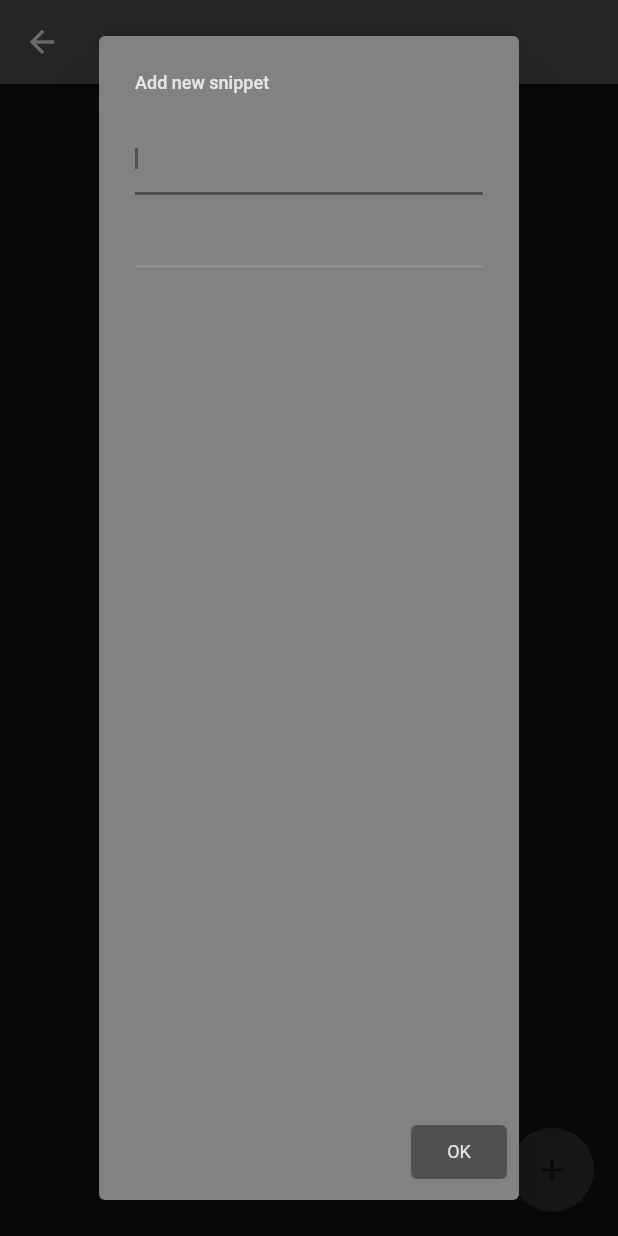
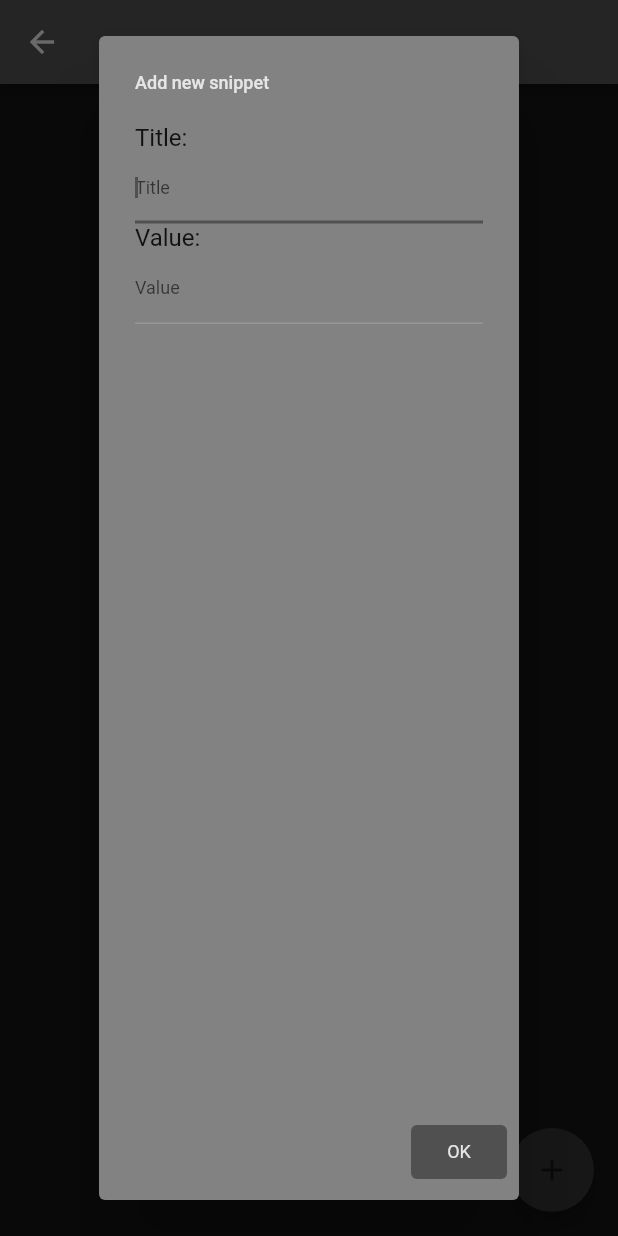
Before and after one commit to SquirrelAnn/Clipboard, a Flutter app: the SnippetsOverview screen opened directly with empty values, after a tap on the "add" icon, on a phone screen of 412 x 824 dp. Run offline on Flutter 3.47's test engine with Material 2 defaults, Android fonts, the phone set to English and light mode, and no system bars; missing offline and left inert: bitsdojo_window; Roboto replaces fonts that are missing (Karla).

Commit message:
add title and value hint and description text to snippet creation dialog

```diff
--- a/lib/widgets/alertwidgets.dart
+++ b/lib/widgets/alertwidgets.dart
@@ -128,6 +128,7 @@ class AlertWidgets {
             style: CustomDarkTheme.darkTheme.textTheme.bodyMedium,
           ),
           content: Column(
+            crossAxisAlignment: CrossAxisAlignment.start,
             children: [
               // Expanded(
               //   child: Container(
@@ -153,15 +154,23 @@ class AlertWidgets {
               //  children: [
               //Expanded(
               // child:
+              Text("Title:"),
               TextField(
                 // title
+                decoration: InputDecoration(
+                  hintText: 'Title',
+                ),
                 keyboardType: TextInputType.multiline,
                 autofocus: true,
                 controller: _controllerTitle,
                 style: CustomDarkTheme.darkTheme.textTheme.bodyMedium,
               ),
+              Text("Value:"),
               TextField(
                 // text
+                decoration: InputDecoration(
+                  hintText: 'Value',
+                ),
                 keyboardType: TextInputType.multiline,
                 autofocus: true,
                 controller: _controllerText,
```
